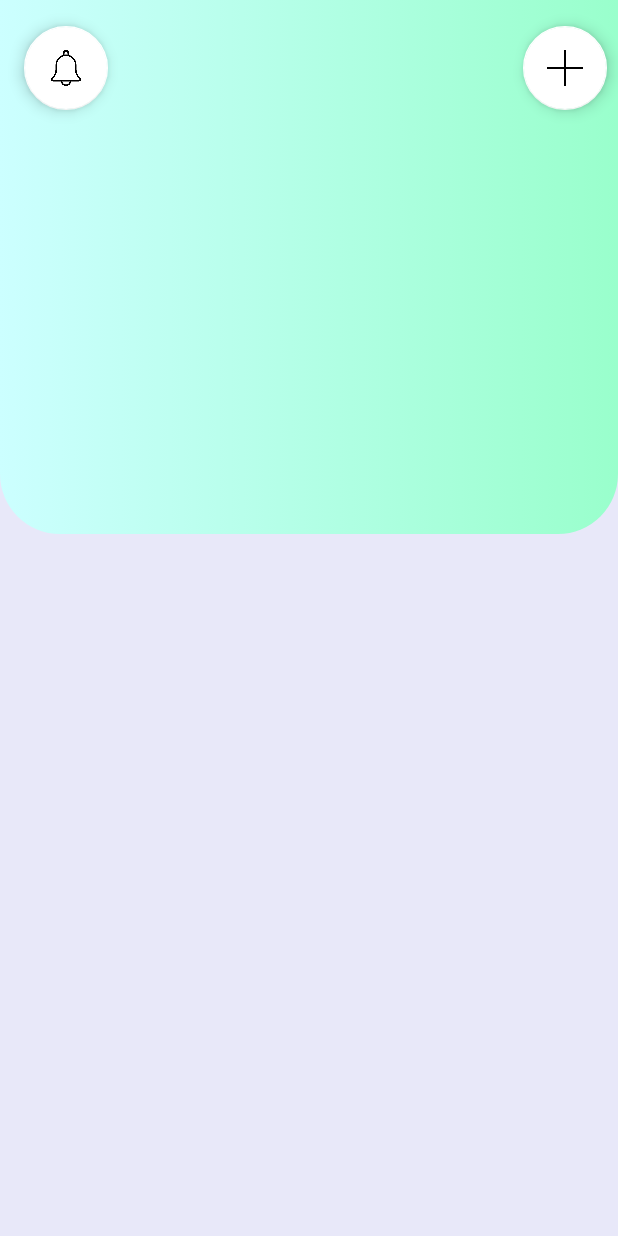
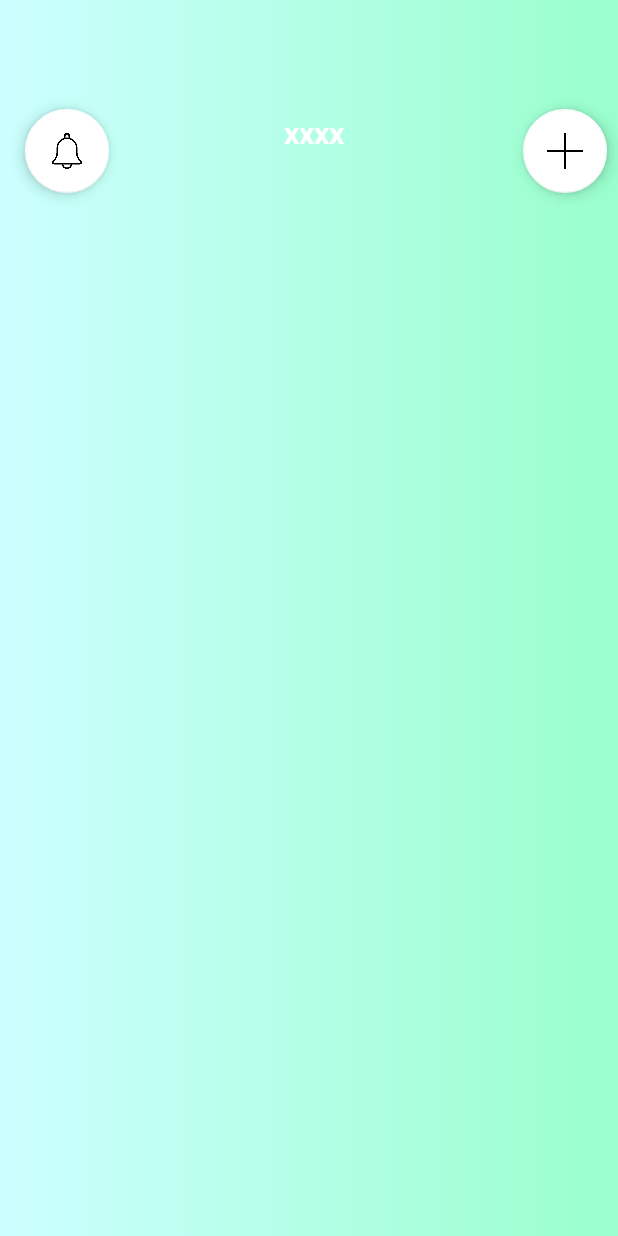
Before and after one commit to GulayAdgzl/DateWise, an Android app: the layout fragment_anasayfa.xml on its own in the app's theme, with its tools: preview values and no code run, on a phone screen of 412 x 824 dp. Run offline under Robolectric (Android 15) with nearby library versions, the phone set to English and light mode, and no system bars.

Commit message:
XML design create

```diff
--- a/app/src/main/res/drawable/top_background_gradiunt.xml
+++ b/app/src/main/res/drawable/top_background_gradiunt.xml
@@ -2,7 +2,7 @@
 <selector xmlns:android="http://schemas.android.com/apk/res/android">
     <item>
         <shape android:shape="rectangle">
-            <corners android:bottomLeftRadius="40dp" android:bottomRightRadius="40dp" />
+
             <gradient android:startColor="#ccffff" android:endColor="#99ffcc" android:angle="0"/>
         </shape>
     </item>
--- a/app/src/main/res/layout/fragment_anasayfa.xml
+++ b/app/src/main/res/layout/fragment_anasayfa.xml
@@ -9,7 +9,7 @@
     </data>
     <androidx.constraintlayout.widget.ConstraintLayout
         android:layout_width="match_parent"
-        android:background="#e8e8f9"
+        android:background="@drawable/top_background_gradiunt"
         android:layout_height="match_parent"
         tools:context=".ui.anasayfa.AnasayfaFragment">
 
@@ -20,12 +20,12 @@
             android:clickable="true"
             android:src="@drawable/plus"
             app:backgroundTint="@color/white"
-            app:layout_constraintBottom_toBottomOf="parent"
+            app:layout_constraintBottom_toTopOf="@+id/constraintLayout"
             app:layout_constraintEnd_toEndOf="parent"
             app:layout_constraintHorizontal_bias="0.98"
             app:layout_constraintStart_toStartOf="parent"
             app:layout_constraintTop_toTopOf="parent"
-            app:layout_constraintVertical_bias="0.023" />
+            app:layout_constraintVertical_bias="0.615" />
 
         <com.google.android.material.floatingactionbutton.FloatingActionButton
             android:id="@+id/buttonHatırlatıcı"
@@ -33,12 +33,12 @@
             android:layout_height="wrap_content"
             android:clickable="true"
             app:backgroundTint="@color/white"
-            app:layout_constraintBottom_toBottomOf="parent"
+            app:layout_constraintBottom_toTopOf="@+id/constraintLayout"
             app:layout_constraintEnd_toEndOf="parent"
-            app:layout_constraintHorizontal_bias="0.045"
+            app:layout_constraintHorizontal_bias="0.047"
             app:layout_constraintStart_toStartOf="parent"
             app:layout_constraintTop_toTopOf="parent"
-            app:layout_constraintVertical_bias="0.023"
+            app:layout_constraintVertical_bias="0.615"
             app:srcCompat="@drawable/bell" />
 
         <TextView
@@ -46,15 +46,26 @@
             android:layout_width="wrap_content"
             android:layout_height="wrap_content"
             android:text="xxxx"
+            android:textColor="@color/white"
             android:textSize="20sp"
-            app:layout_constraintBottom_toBottomOf="parent"
-            app:layout_constraintEnd_toEndOf="@+id/buttonYeniDay"
-            app:layout_constraintHorizontal_bias="0.508"
+            android:textStyle="bold"
+            app:layout_constraintBottom_toTopOf="@+id/constraintLayout"
+            app:layout_constraintEnd_toEndOf="parent"
+            app:layout_constraintHorizontal_bias="0.509"
             app:layout_constraintStart_toStartOf="parent"
             app:layout_constraintTop_toTopOf="parent"
-            app:layout_constraintVertical_bias="0.053" />
+            app:layout_constraintVertical_bias="0.509" />
+
+        <androidx.constraintlayout.widget.ConstraintLayout
+            android:id="@+id/constraintLayout"
+            android:layout_width="409dp"
+            android:layout_height="650dp"
+            app:layout_constraintBottom_toBottomOf="parent"
+            app:layout_constraintEnd_toEndOf="parent"
+            app:layout_constraintStart_toStartOf="parent">
 
             <ScrollView
+                android:id="@+id/scrollView"
                 android:layout_width="match_parent"
                 android:layout_height="match_parent"
                 app:layout_constraintBottom_toBottomOf="parent"
@@ -67,22 +78,11 @@
                     android:layout_height="wrap_content"
                     android:orientation="vertical">
 
-                <androidx.constraintlayout.widget.ConstraintLayout
-                    android:layout_width="match_parent"
-                    android:layout_height="356dp">
 
-                    <ImageView
-                        android:id="@+id/imageView"
-                        android:layout_width="0dp"
-                        android:layout_height="0dp"
-                        app:layout_constraintBottom_toBottomOf="parent"
-                        app:layout_constraintEnd_toEndOf="parent"
-                        app:layout_constraintStart_toStartOf="parent"
-                        app:layout_constraintTop_toTopOf="parent"
-                        app:srcCompat="@drawable/top_background_gradiunt" />
-                </androidx.constraintlayout.widget.ConstraintLayout>
                 </LinearLayout>
             </ScrollView>
+
+        </androidx.constraintlayout.widget.ConstraintLayout>
 
 
     </androidx.constraintlayout.widget.ConstraintLayout>
```
Also changed, not shown: app/src/main/res/drawable-v24/backtop.png (added). Lines whose indentation alone changed are shown as unchanged.
